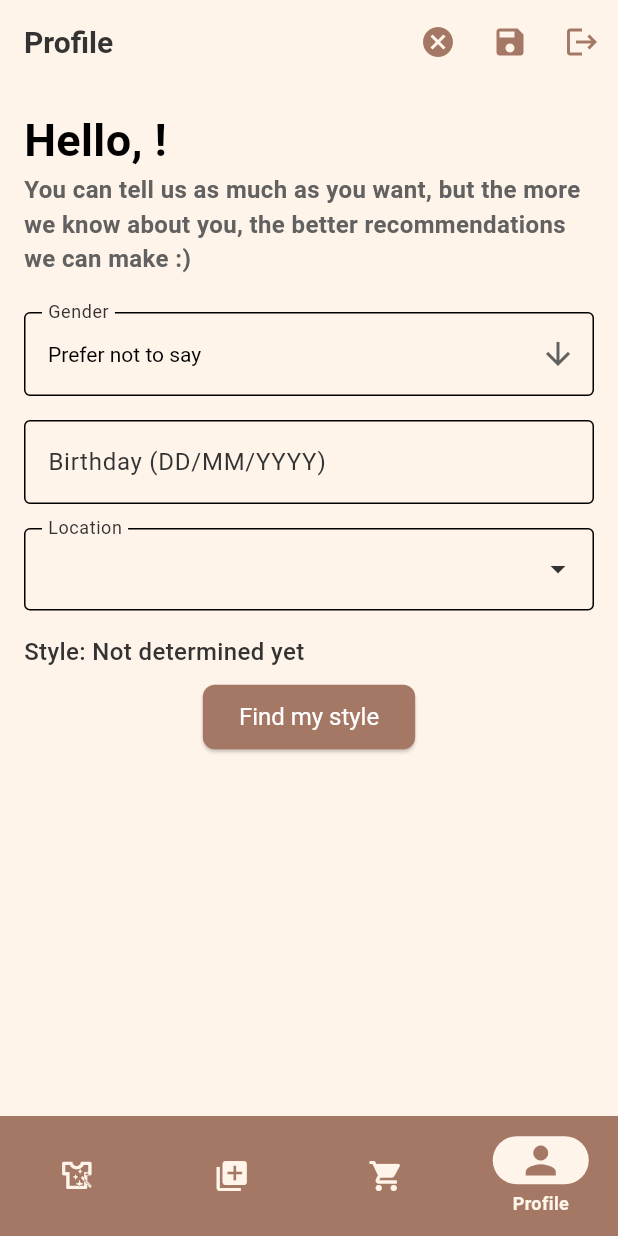
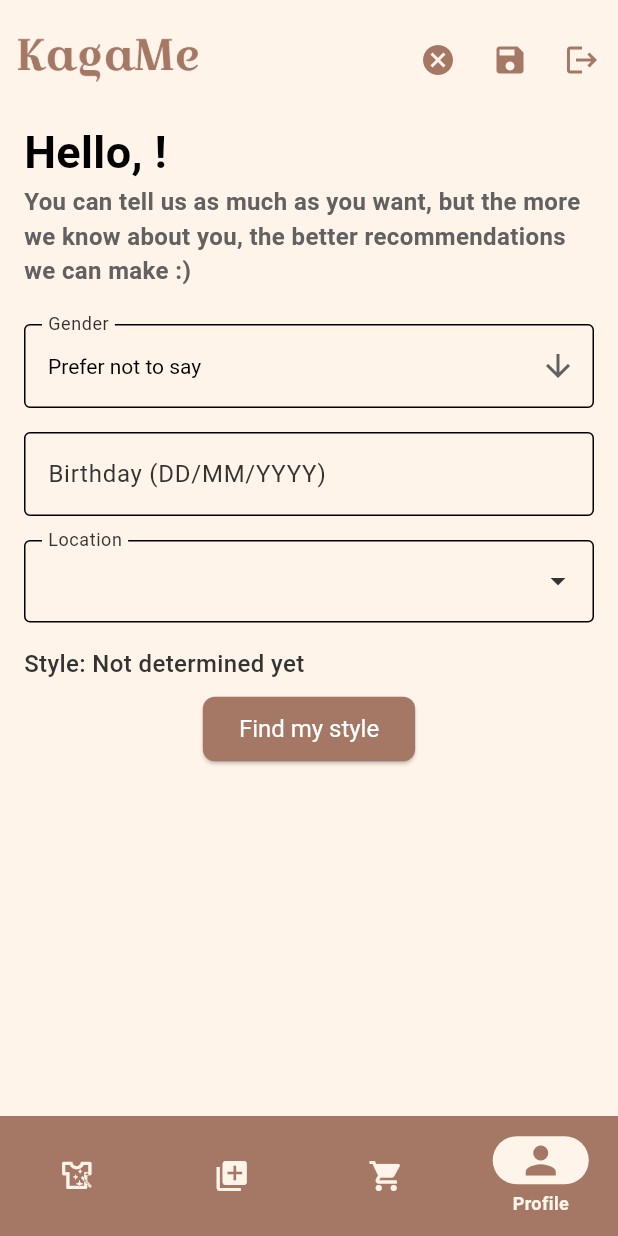
Before and after one commit to chienshyong/kagame_app, a Flutter app: the ProfilePage screen opened by its route, after a tap on the "edit" icon, on a phone screen of 412 x 824 dp. Run offline on Flutter 3.47's test engine with Material 3 defaults, Android fonts, the phone set to English and light mode, and no system bars; drawn by our look-alikes of dropdown_search; our stand-ins replace cached_network_image, event_bus, firebase_auth, firebase_core, flutter_cache_manager, flutter_secure_storage and 5 more; missing offline and left inert: flutter_client_sse, material_tag_editor; accounts and stored records are empty; network calls fail; project files that could hold a hidden picture were left out.

Commit message:
Standardize Add and Profile top bar

```diff
--- a/lib/add/add.dart
+++ b/lib/add/add.dart
@@ -117,13 +117,43 @@ class _MultiImagePickerPageState extends State<MultiImagePickerPage> {
   @override
   Widget build(BuildContext context) {
     return Scaffold(
-      appBar: AppBar(
-        title: Text('Add to your Wardrobe'),
+      body: NestedScrollView(
+        headerSliverBuilder:
+            (BuildContext context, bool innerBoxIsScrolled) {
+          return [
+            SliverAppBar(
+              backgroundColor: Color(0xFFFFF4E9),
+              pinned: false,
+              floating: true,
+              snap: true,
+              toolbarHeight: 80.0,
+              titleSpacing: 12,
+              title: Row(
+                children: [
+                  GestureDetector(
+                    child: Image.asset(
+                      'lib/assets/KagaMe.png',
+                      width: 120.0,
+                      height: 60.0,
                     ),
+                  ),
+                ],
+              ),
+            ),
+          ];
+        },
         body: Column(
+          crossAxisAlignment: CrossAxisAlignment.start,
           children: [
             Padding(
-            padding: const EdgeInsets.all(15.0),
+              padding: const EdgeInsets.symmetric(horizontal: 16.0), // Adjust value as needed
+              child: Text(
+                'Add Clothes',
+                style: const TextStyle(fontSize: 30.0, color: Colors.black),
+              ),
+            ),
+            Padding(
+              padding: const EdgeInsets.symmetric(horizontal: 16.0),
               child: Text(
                 'Upload photos of your clothing to your wardrobe. Our virtual assistant will label and sort them automatically!',
                 style: TextStyle(fontSize: 16, fontWeight: FontWeight.w500),
@@ -175,6 +205,7 @@ class _MultiImagePickerPageState extends State<MultiImagePickerPage> {
             ),
           ],
         ),
+      )
     );
   }
 }
--- a/lib/profile/profile.dart
+++ b/lib/profile/profile.dart
@@ -311,8 +311,27 @@ class _ProfilePageState extends State<ProfilePage> {
   @override
   Widget build(BuildContext context) {
     return Scaffold(
-      appBar: AppBar(
-        title: const Text('Profile'),
+      body: NestedScrollView(
+        headerSliverBuilder: (BuildContext context, bool innerBoxIsScrolled) {
+          return [
+            SliverAppBar(
+              backgroundColor: Color(0xFFFFF4E9),
+              pinned: false,
+              floating: true,
+              snap: true,
+              toolbarHeight: 80.0,
+              titleSpacing: 12,
+              title: Row(
+                children: [
+                  GestureDetector(
+                    child: Image.asset(
+                      'lib/assets/KagaMe.png',
+                      width: 120.0,
+                      height: 60.0,
+                    ),
+                  ),
+                ],
+              ),
               actions: [
                 if (!_isEditing)
                   IconButton(
@@ -362,12 +381,14 @@ class _ProfilePageState extends State<ProfilePage> {
                 ),
               ],
             ),
+          ];
+        },
         body: RefreshIndicator(
           onRefresh: () async {
             await getProfileData();
             },
             child: Padding(
-          padding: const EdgeInsets.all(16.0),
+            padding: const EdgeInsets.symmetric(horizontal: 16.0),
             child: SingleChildScrollView(
               physics: const AlwaysScrollableScrollPhysics(),
               child: Column(
@@ -685,6 +706,7 @@ class _ProfilePageState extends State<ProfilePage> {
             ),
           ),
         ),
+      )
     );
   }
 
```
Lines whose indentation alone changed are shown as unchanged.
